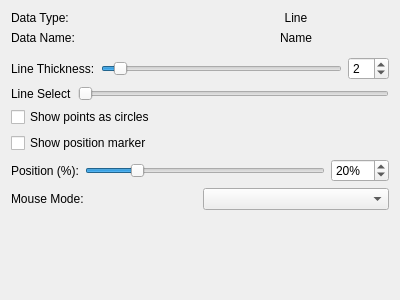
This is src/WhiskerToolbox/Media_Widget/MediaLine_Widget/MediaLine_Widget.ui in paulmthompson/WhiskerToolbox as Qt 5 draws it before an edit. The edited form follows.
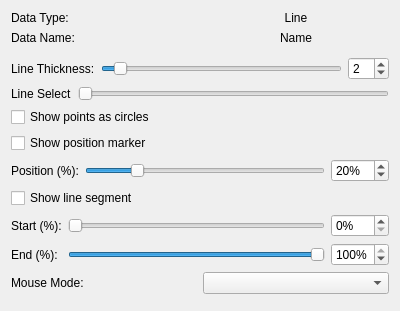
This is the edited form. Custom widgets are drawn as their Qt base class.

Commit message: Can plot line subsegment

```diff
--- a/src/WhiskerToolbox/Media_Widget/MediaLine_Widget/MediaLine_Widget.ui
+++ b/src/WhiskerToolbox/Media_Widget/MediaLine_Widget/MediaLine_Widget.ui
@@ -186,6 +186,101 @@
      </item>
     </layout>
    </item>
+   <item>
+    <widget class="QCheckBox" name="show_segment_checkbox">
+     <property name="text">
+      <string>Show line segment</string>
+     </property>
+     <property name="toolTip">
+      <string>Display only a portion of the line between start and end percentages</string>
+     </property>
+     <property name="checked">
+      <bool>false</bool>
+     </property>
+    </widget>
+   </item>
+   <item>
+    <layout class="QGridLayout" name="segment_layout">
+     <item row="0" column="0">
+      <widget class="QLabel" name="segment_start_label">
+       <property name="text">
+        <string>Start (%):</string>
+       </property>
+      </widget>
+     </item>
+     <item row="0" column="1">
+      <widget class="QSlider" name="segment_start_slider">
+       <property name="minimum">
+        <number>0</number>
+       </property>
+       <property name="maximum">
+        <number>100</number>
+       </property>
+       <property name="value">
+        <number>0</number>
+       </property>
+       <property name="orientation">
+        <enum>Qt::Orientation::Horizontal</enum>
+       </property>
+      </widget>
+     </item>
+     <item row="0" column="2">
+      <widget class="QSpinBox" name="segment_start_spinbox">
+       <property name="minimum">
+        <number>0</number>
+       </property>
+       <property name="maximum">
+        <number>100</number>
+       </property>
+       <property name="value">
+        <number>0</number>
+       </property>
+       <property name="suffix">
+        <string>%</string>
+       </property>
+      </widget>
+     </item>
+     <item row="1" column="0">
+      <widget class="QLabel" name="segment_end_label">
+       <property name="text">
+        <string>End (%):</string>
+       </property>
+      </widget>
+     </item>
+     <item row="1" column="1">
+      <widget class="QSlider" name="segment_end_slider">
+       <property name="minimum">
+        <number>0</number>
+       </property>
+       <property name="maximum">
+        <number>100</number>
+       </property>
+       <property name="value">
+        <number>100</number>
+       </property>
+       <property name="orientation">
+        <enum>Qt::Orientation::Horizontal</enum>
+       </property>
+      </widget>
+     </item>
+     <item row="1" column="2">
+      <widget class="QSpinBox" name="segment_end_spinbox">
+       <property name="minimum">
+        <number>0</number>
+       </property>
+       <property name="maximum">
+        <number>100</number>
+       </property>
+       <property name="value">
+        <number>100</number>
+       </property>
+       <property name="suffix">
+        <string>%</string>
+       </property>
+      </widget>
+     </item>
+    </layout>
+   </item>
    <item>
     <layout class="QVBoxLayout" name="verticalLayout_2">
      <item>
```
The commit also changes 7 other files.
